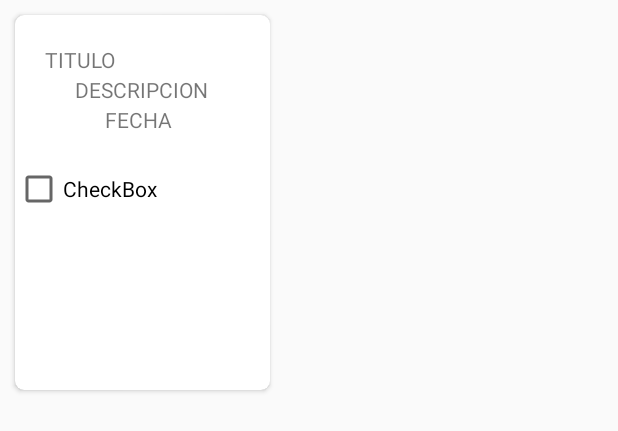
After one commit to fl05an17/NoguiApp2.0.1, an Android app: the layout item_note.xml on its own in the app's theme, with its tools: preview values and no code run, on a phone screen of 412 x 824 dp. The commit adds this screen. Shown: the top 431 px of the screen. Run offline under Robolectric (Android 15) with nearby library versions, the light colour scheme and no system bars.

Commit message:
Sprint 6
Description:
-Modulo Notas Locales (Parte 1)

```diff
--- a/app/src/main/AndroidManifest.xml
+++ b/app/src/main/AndroidManifest.xml
@@ -9,10 +9,11 @@
         android:roundIcon="@mipmap/ic_launcher_round"
         android:supportsRtl="true"
         android:theme="@style/AppTheme">
+        <activity android:name=".Notas.ActividadNotas"></activity>
         <activity
             android:name=".LateralMenu"
             android:label="@string/title_activity_lateral_menu"
-            android:theme="@style/AppTheme.NoActionBar"></activity>
+            android:theme="@style/AppTheme.NoActionBar" />
         <activity android:name=".InfoCultivo" />
         <activity android:name=".Home" />
         <activity android:name=".ActivityProfile" />
--- a/app/src/main/java/com/example/noguiapp20/BD/AppDB.kt
+++ b/app/src/main/java/com/example/noguiapp20/BD/AppDB.kt
@@ -3,9 +3,10 @@ package com.example.noguiapp20.BD
 import androidx.room.Database
 import androidx.room.RoomDatabase
 
-@Database (entities = [(Users_Entity::class)],version = 1)
+@Database (entities = [(Users_Entity::class),(Notas_Entity::class)],version = 2)
 abstract class AppDB : RoomDatabase() {
 
     abstract fun UsuariosDao() : Users_Dao
+    abstract fun NotasDao() : Notas_Dao
 
 }
--- /dev/null
+++ b/app/src/main/java/com/example/noguiapp20/Objects/Notas.kt
@@ -0,0 +1,6 @@
+package com.example.noguiapp20.Objects
+
+class Notas (var idNota:Int, var titulo:String, var descr_n:String, var fecha:String, var realizada:Boolean, var color:Int) {
+
+    constructor():this(0,"","","",false, 0)
+}
--- /dev/null
+++ b/app/src/main/res/drawable/ic_add_circle.xml
@@ -0,0 +1,5 @@
+<vector android:height="24dp" android:tint="#D2C810"
+    android:viewportHeight="24.0" android:viewportWidth="24.0"
+    android:width="24dp" xmlns:android="http://schemas.android.com/apk/res/android">
+    <path android:fillColor="#FF000000" android:pathData="M12,2C6.48,2 2,6.48 2,12s4.48,10 10,10 10,-4.48 10,-10S17.52,2 12,2zM17,13h-4v4h-2v-4L7,13v-2h4L11,7h2v4h4v2z"/>
+</vector>
--- a/app/src/main/res/layout/activity_info_cultivo.xml
+++ b/app/src/main/res/layout/activity_info_cultivo.xml
@@ -31,7 +31,7 @@
                     android:layout_gravity="center_horizontal"
                     android:layout_marginTop="10dp"
 
-                    app:srcCompat="@drawable/cana" />
+                    app:srcCompat="@drawable/cana_azucar" />
 
                 <TextView
                     android:id="@+id/tvCultivoName"
--- /dev/null
+++ b/app/src/main/res/layout/item_note.xml
@@ -0,0 +1,38 @@
+<?xml version="1.0" encoding="utf-8"?>
+<androidx.cardview.widget.CardView xmlns:android="http://schemas.android.com/apk/res/android"
+    xmlns:app="http://schemas.android.com/apk/res-auto"
+    android:id="@+id/card"
+    android:layout_width="170dp"
+    android:layout_height="250dp"
+    android:orientation="vertical"
+    android:layout_margin="10dp"
+    app:cardCornerRadius="6dp">
+
+    <TextView
+        android:id="@+id/tvTitulo_N"
+        android:layout_width="match_parent"
+        android:layout_height="wrap_content"
+        android:text="TITULO"
+        android:layout_margin="20dp"/>
+
+    <TextView
+        android:id="@+id/tvDescr_N"
+        android:layout_width="match_parent"
+        android:layout_height="wrap_content"
+        android:text="DESCRIPCION"
+        android:layout_margin="40dp"/>
+
+    <TextView
+        android:id="@+id/tvFecha"
+        android:layout_width="match_parent"
+        android:layout_height="wrap_content"
+        android:text="FECHA"
+        android:layout_margin="60dp"/>
+
+    <CheckBox
+        android:id="@+id/cbNotePenidente"
+        android:layout_width="match_parent"
+        android:layout_height="wrap_content"
+        android:text="CheckBox"
+        android:layout_marginTop="100dp"/>
+</androidx.cardview.widget.CardView>
--- a/app/src/main/res/layout/itemcultivo.xml
+++ b/app/src/main/res/layout/itemcultivo.xml
@@ -24,7 +24,7 @@
                 android:layout_height="150dp"
                 android:layout_weight="1"
                 android:layout_gravity="center"
-                app:srcCompat="@drawable/cana" />
+                app:srcCompat="@drawable/cana_azucar" />
 
             <TextView
                 android:id="@+id/tvNombreCultivo"
```
Also changed, not shown: app/src/main/java/com/example/noguiapp20/BD/Notas_Dao.kt (added, +21 -0 lines), app/src/main/java/com/example/noguiapp20/BD/Notas_Entity.kt (added, +28 -0 lines), app/src/main/java/com/example/noguiapp20/Controlador/AdapterCultivo.kt (+5 -5 lines), app/src/main/java/com/example/noguiapp20/Controlador/NotaAdapter.kt (added, +76 -0 lines), app/src/main/java/com/example/noguiapp20/Notas/ActividadNotas.kt (added, +75 -0 lines), app/src/main/res/layout/activity_actividad_notas.xml (added, +91 -0 lines), app/src/main/res/drawable-v24/cana.png (deleted), 2 other files.
